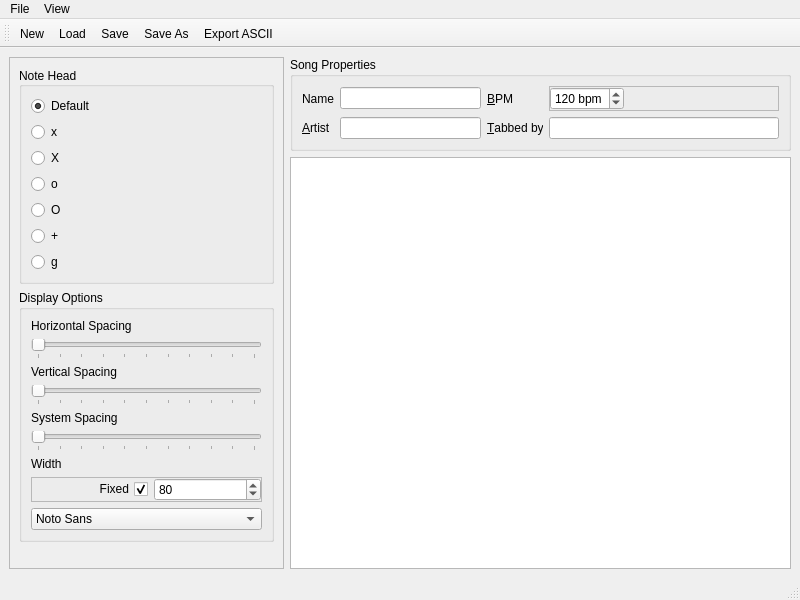
Before: the Qt Designer form src/GUI/drumburp.ui in Whatang/DrumBurp, drawn with Qt 5.
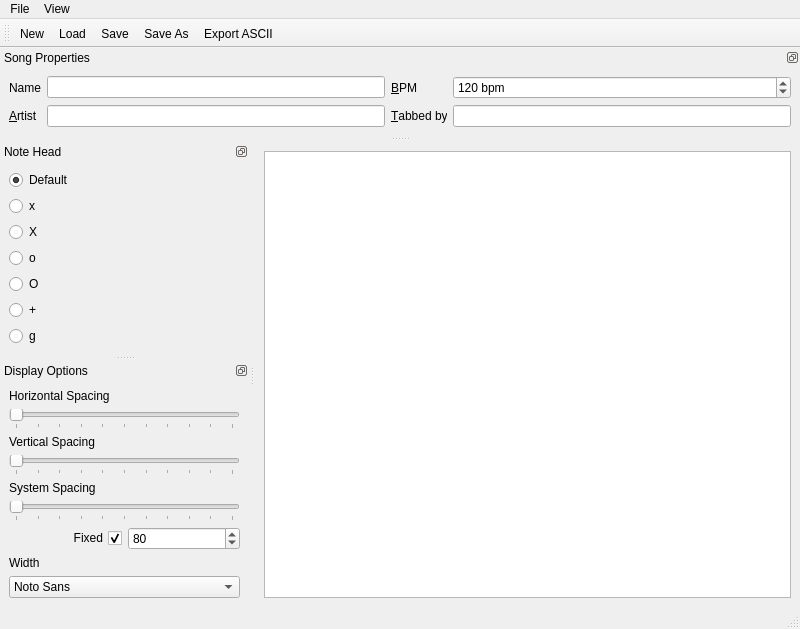
After: the same form once the commit is applied. Custom widgets are drawn as their Qt base class.

Commit message: Moved all options into dock widgets.

Diff of the .ui file:
```diff
--- a/src/GUI/drumburp.ui
+++ b/src/GUI/drumburp.ui
@@ -18,27 +18,95 @@
   </property>
   <widget class="QWidget" name="centralwidget">
    <layout class="QGridLayout" name="gridLayout_2">
-    <item row="0" column="0" rowspan="2">
-     <widget class="QFrame" name="optionsFrame">
-      <property name="frameShape">
-       <enum>QFrame::StyledPanel</enum>
+    <item row="0" column="0">
+     <widget class="ScoreView" name="scoreView">
+      <property name="contextMenuPolicy">
+       <enum>Qt::ActionsContextMenu</enum>
       </property>
-      <property name="frameShadow">
-       <enum>QFrame::Raised</enum>
+      <property name="acceptDrops">
+       <bool>false</bool>
       </property>
-      <layout class="QVBoxLayout" name="verticalLayout_2">
-       <item>
-        <widget class="QGroupBox" name="noteHeadGroupBox">
-         <property name="layoutDirection">
-          <enum>Qt::LeftToRight</enum>
-         </property>
+      <property name="lineWidth">
+       <number>1</number>
+      </property>
+      <property name="alignment">
+       <set>Qt::AlignLeading|Qt::AlignLeft|Qt::AlignTop</set>
+      </property>
+      <property name="dragMode">
+       <enum>QGraphicsView::RubberBandDrag</enum>
+      </property>
+      <property name="transformationAnchor">
+       <enum>QGraphicsView::NoAnchor</enum>
+      </property>
+     </widget>
+    </item>
+   </layout>
+  </widget>
+  <widget class="QMenuBar" name="menubar">
+   <property name="geometry">
+    <rect>
+     <x>0</x>
+     <y>0</y>
+     <width>800</width>
+     <height>21</height>
+    </rect>
+   </property>
+   <widget class="QMenu" name="menuFile">
          <property name="title">
+     <string>File</string>
+    </property>
+    <addaction name="actionNew"/>
+    <addaction name="actionLoad"/>
+    <addaction name="actionSave"/>
+    <addaction name="actionSave_As"/>
+    <addaction name="separator"/>
+    <addaction name="actionExport_ASCII"/>
+    <addaction name="separator"/>
+    <addaction name="actionQuit"/>
+   </widget>
+   <widget class="QMenu" name="menuView">
+    <property name="title">
+     <string>View</string>
+    </property>
+    <addaction name="actionDisplayOptionsIsVisible"/>
+    <addaction name="actionSongPropertiesIsVisible"/>
+    <addaction name="actionNoteHeadSelectorIsVisble"/>
+   </widget>
+   <addaction name="menuFile"/>
+   <addaction name="menuView"/>
+  </widget>
+  <widget class="QStatusBar" name="statusbar"/>
+  <widget class="QToolBar" name="toolBar">
+   <property name="windowTitle">
+    <string>toolBar</string>
+   </property>
+   <attribute name="toolBarArea">
+    <enum>TopToolBarArea</enum>
+   </attribute>
+   <attribute name="toolBarBreak">
+    <bool>false</bool>
+   </attribute>
+   <addaction name="actionNew"/>
+   <addaction name="actionLoad"/>
+   <addaction name="actionSave"/>
+   <addaction name="actionSave_As"/>
+   <addaction name="actionExport_ASCII"/>
+  </widget>
+  <widget class="QDockWidget" name="noteHeadDock">
+   <property name="features">
+    <set>QDockWidget::DockWidgetFloatable|QDockWidget::DockWidgetMovable</set>
+   </property>
+   <property name="allowedAreas">
+    <set>Qt::LeftDockWidgetArea|Qt::RightDockWidgetArea</set>
+   </property>
+   <property name="windowTitle">
           <string>Note Head</string>
          </property>
-         <property name="alignment">
-          <set>Qt::AlignLeading|Qt::AlignLeft|Qt::AlignVCenter</set>
-         </property>
-         <layout class="QVBoxLayout" name="verticalLayout">
+   <attribute name="dockWidgetArea">
+    <number>1</number>
+   </attribute>
+   <widget class="QWidget" name="dockWidgetContents">
+    <layout class="QVBoxLayout" name="verticalLayout_4">
           <item>
            <widget class="RadioButtonTeller" name="defaultNoteHeadButton">
             <property name="text">
@@ -109,15 +177,37 @@
             </property>
            </widget>
           </item>
-         </layout>
-        </widget>
-       </item>
        <item>
-        <widget class="QGroupBox" name="displayOptionsGroupBox">
-         <property name="title">
+      <spacer name="verticalSpacer">
+       <property name="orientation">
+        <enum>Qt::Vertical</enum>
+       </property>
+       <property name="sizeHint" stdset="0">
+        <size>
+         <width>20</width>
+         <height>40</height>
+        </size>
+       </property>
+      </spacer>
+     </item>
+    </layout>
+   </widget>
+  </widget>
+  <widget class="QDockWidget" name="diplayOptionsDock">
+   <property name="features">
+    <set>QDockWidget::DockWidgetFloatable|QDockWidget::DockWidgetMovable</set>
+   </property>
+   <property name="allowedAreas">
+    <set>Qt::LeftDockWidgetArea|Qt::RightDockWidgetArea</set>
+   </property>
+   <property name="windowTitle">
           <string>Display Options</string>
          </property>
-         <layout class="QVBoxLayout" name="verticalLayout_3">
+   <attribute name="dockWidgetArea">
+    <number>1</number>
+   </attribute>
+   <widget class="QWidget" name="dockWidgetContents_2">
+    <layout class="QVBoxLayout" name="verticalLayout_2">
           <item>
            <widget class="QLabel" name="spacingLabel">
             <property name="text">
@@ -215,30 +305,7 @@
            </widget>
           </item>
           <item>
-           <widget class="QLabel" name="widthLabel">
-            <property name="text">
-             <string>Width</string>
-            </property>
-           </widget>
-          </item>
-          <item>
-           <widget class="QFrame" name="widthGroupBox">
-            <property name="frameShape">
-             <enum>QFrame::StyledPanel</enum>
-            </property>
-            <property name="frameShadow">
-             <enum>QFrame::Raised</enum>
-            </property>
             <layout class="QHBoxLayout" name="horizontalLayout_2">
-             <property name="topMargin">
-              <number>0</number>
-             </property>
-             <property name="rightMargin">
-              <number>0</number>
-             </property>
-             <property name="bottomMargin">
-              <number>0</number>
-             </property>
              <item>
               <widget class="QCheckBox" name="fixedWidthCheckBox">
                <property name="layoutDirection">
@@ -266,6 +333,12 @@
               </widget>
              </item>
             </layout>
+     </item>
+     <item>
+      <widget class="QLabel" name="widthLabel">
+       <property name="text">
+        <string>Width</string>
+       </property>
            </widget>
           </item>
           <item>
@@ -296,9 +369,6 @@
             </property>
            </widget>
           </item>
-         </layout>
-        </widget>
-       </item>
        <item>
         <spacer name="verticalSpacer_2">
          <property name="orientation">
@@ -306,7 +376,7 @@
          </property>
          <property name="sizeHint" stdset="0">
           <size>
-           <width>0</width>
+         <width>20</width>
            <height>40</height>
           </size>
          </property>
@@ -314,13 +384,22 @@
        </item>
       </layout>
      </widget>
-    </item>
-    <item row="0" column="1">
-     <widget class="QGroupBox" name="songPropertiesGroupBox">
-      <property name="title">
+  </widget>
+  <widget class="QDockWidget" name="songPropertiesDock">
+   <property name="features">
+    <set>QDockWidget::DockWidgetFloatable|QDockWidget::DockWidgetMovable</set>
+   </property>
+   <property name="allowedAreas">
+    <set>Qt::BottomDockWidgetArea|Qt::TopDockWidgetArea</set>
+   </property>
+   <property name="windowTitle">
        <string>Song Properties</string>
       </property>
-      <layout class="QGridLayout" name="gridLayout">
+   <attribute name="dockWidgetArea">
+    <number>4</number>
+   </attribute>
+   <widget class="QWidget" name="dockWidgetContents_3">
+    <layout class="QGridLayout" name="gridLayout_3">
        <item row="0" column="0">
         <widget class="QLabel" name="songNameLabel">
          <property name="text">
@@ -334,30 +413,10 @@
        <item row="0" column="1">
         <widget class="QLineEdit" name="songNameEdit"/>
        </item>
-       <item row="0" column="2">
-        <widget class="QLabel" name="bpmLabel">
-         <property name="text">
-          <string>&amp;BPM</string>
-         </property>
-         <property name="buddy">
-          <cstring>bpmSpinBox</cstring>
-         </property>
-        </widget>
-       </item>
-       <item row="1" column="0">
-        <widget class="QLabel" name="artistNameLabel">
-         <property name="text">
-          <string>&amp;Artist</string>
-         </property>
-         <property name="buddy">
-          <cstring>artistNameEdit</cstring>
-         </property>
-        </widget>
-       </item>
-       <item row="1" column="1">
+     <item row="2" column="1">
         <widget class="QLineEdit" name="artistNameEdit"/>
        </item>
-       <item row="1" column="2">
+     <item row="2" column="3">
         <widget class="QLabel" name="tabberLabel">
          <property name="text">
           <string>&amp;Tabbed by</string>
@@ -370,22 +429,30 @@
          </property>
         </widget>
        </item>
-       <item row="1" column="3">
+     <item row="2" column="4">
         <widget class="QLineEdit" name="tabberEdit"/>
        </item>
+     <item row="2" column="0">
+      <widget class="QLabel" name="artistNameLabel">
+       <property name="text">
+        <string>&amp;Artist</string>
+       </property>
+       <property name="buddy">
+        <cstring>artistNameEdit</cstring>
+       </property>
+      </widget>
+     </item>
        <item row="0" column="3">
-        <widget class="QFrame" name="bpmFrame">
-         <property name="frameShape">
-          <enum>QFrame::StyledPanel</enum>
-         </property>
-         <property name="frameShadow">
-          <enum>QFrame::Raised</enum>
-         </property>
-         <layout class="QHBoxLayout" name="horizontalLayout">
-          <property name="margin">
-           <number>0</number>
-          </property>
-          <item>
+      <widget class="QLabel" name="bpmLabel">
+       <property name="text">
+        <string>&amp;BPM</string>
+       </property>
+       <property name="buddy">
+        <cstring>bpmSpinBox</cstring>
+       </property>
+      </widget>
+     </item>
+     <item row="0" column="4">
            <widget class="QSpinBox" name="bpmSpinBox">
             <property name="suffix">
              <string> bpm</string>
@@ -398,98 +465,8 @@
             </property>
            </widget>
           </item>
-          <item>
-           <spacer name="horizontalSpacer">
-            <property name="orientation">
-             <enum>Qt::Horizontal</enum>
-            </property>
-            <property name="sizeHint" stdset="0">
-             <size>
-              <width>154</width>
-              <height>0</height>
-             </size>
-            </property>
-           </spacer>
-          </item>
-         </layout>
-        </widget>
-       </item>
-      </layout>
-     </widget>
-    </item>
-    <item row="1" column="1">
-     <widget class="ScoreView" name="scoreView">
-      <property name="contextMenuPolicy">
-       <enum>Qt::ActionsContextMenu</enum>
-      </property>
-      <property name="acceptDrops">
-       <bool>false</bool>
-      </property>
-      <property name="lineWidth">
-       <number>1</number>
-      </property>
-      <property name="alignment">
-       <set>Qt::AlignLeading|Qt::AlignLeft|Qt::AlignTop</set>
-      </property>
-      <property name="dragMode">
-       <enum>QGraphicsView::RubberBandDrag</enum>
-      </property>
-      <property name="transformationAnchor">
-       <enum>QGraphicsView::NoAnchor</enum>
-      </property>
-     </widget>
-    </item>
-   </layout>
-  </widget>
-  <widget class="QMenuBar" name="menubar">
-   <property name="geometry">
-    <rect>
-     <x>0</x>
-     <y>0</y>
-     <width>800</width>
-     <height>21</height>
-    </rect>
-   </property>
-   <widget class="QMenu" name="menuFile">
-    <property name="title">
-     <string>File</string>
-    </property>
-    <addaction name="actionNew"/>
-    <addaction name="actionLoad"/>
-    <addaction name="actionSave"/>
-    <addaction name="actionSave_As"/>
-    <addaction name="separator"/>
-    <addaction name="actionExport_ASCII"/>
-    <addaction name="separator"/>
-    <addaction name="actionQuit"/>
-   </widget>
-   <widget class="QMenu" name="menuView">
-    <property name="title">
-     <string>View</string>
-    </property>
-    <addaction name="actionDisplayOptionsIsVisible"/>
-    <addaction name="actionSongPropertiesIsVisible"/>
-    <addaction name="actionNoteHeadSelectorIsVisble"/>
-   </widget>
-   <addaction name="menuFile"/>
-   <addaction name="menuView"/>
-  </widget>
-  <widget class="QStatusBar" name="statusbar"/>
-  <widget class="QToolBar" name="toolBar">
-   <property name="windowTitle">
-    <string>toolBar</string>
-   </property>
-   <attribute name="toolBarArea">
-    <enum>TopToolBarArea</enum>
-   </attribute>
-   <attribute name="toolBarBreak">
-    <bool>false</bool>
-   </attribute>
-   <addaction name="actionNew"/>
-   <addaction name="actionLoad"/>
-   <addaction name="actionSave"/>
-   <addaction name="actionSave_As"/>
-   <addaction name="actionExport_ASCII"/>
+    </layout>
+   </widget>
   </widget>
   <action name="actionQuit">
    <property name="text">
```
Left out of the diff: 84 changed lines with no effect on the pictures. Lines whose indentation alone changed are shown as unchanged. The commit also changes 1 other file.
